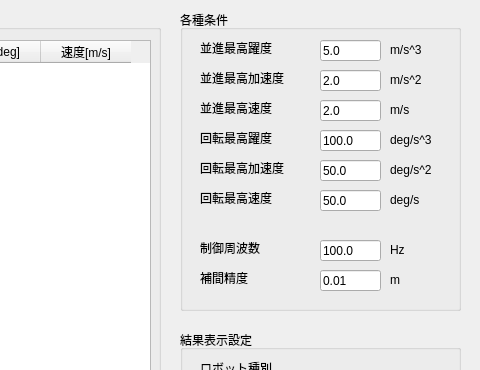
Old version of the form trajectory_generator/resources/trajectory_generator.ui in the repository surpace0924/simple_trajectory_generator_gui; both pictures show x 750 to 1230 and y 0 to 370 of the 1230 by 679 pixel window.
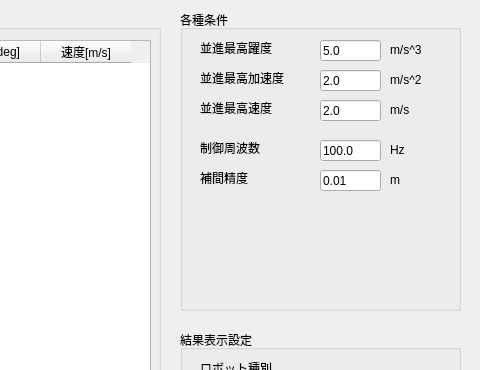
New version of the form.

Commit message: Refactor trajectory generation to use Minimum Jerk model

```diff
--- a/trajectory_generator/resources/trajectory_generator.ui
+++ b/trajectory_generator/resources/trajectory_generator.ui
@@ -364,7 +364,7 @@
      <property name="geometry">
       <rect>
        <x>20</x>
-       <y>230</y>
+       <y>130</y>
        <width>111</width>
        <height>16</height>
       </rect>
@@ -377,7 +377,7 @@
      <property name="geometry">
       <rect>
        <x>210</x>
-       <y>230</y>
+       <y>130</y>
        <width>51</width>
        <height>20</height>
       </rect>
@@ -390,7 +390,7 @@
      <property name="geometry">
       <rect>
        <x>140</x>
-       <y>230</y>
+       <y>130</y>
        <width>61</width>
        <height>21</height>
       </rect>
@@ -403,7 +403,7 @@
      <property name="geometry">
       <rect>
        <x>140</x>
-       <y>260</y>
+       <y>160</y>
        <width>61</width>
        <height>21</height>
       </rect>
@@ -416,7 +416,7 @@
      <property name="geometry">
       <rect>
        <x>210</x>
-       <y>260</y>
+       <y>160</y>
        <width>51</width>
        <height>20</height>
       </rect>
@@ -468,7 +468,7 @@
      <property name="geometry">
       <rect>
        <x>20</x>
-       <y>260</y>
+       <y>160</y>
        <width>111</width>
        <height>16</height>
       </rect>
@@ -477,123 +477,6 @@
       <string>補間精度</string>
      </property>
     </widget>
-    <widget class="QLineEdit" name="lineEdit_8">
-     <property name="geometry">
-      <rect>
-       <x>140</x>
-       <y>120</y>
-       <width>61</width>
-       <height>21</height>
-      </rect>
-     </property>
-     <property name="text">
-      <string>100.0</string>
-     </property>
-    </widget>
-    <widget class="QLineEdit" name="lineEdit_9">
-     <property name="geometry">
-      <rect>
-       <x>140</x>
-       <y>150</y>
-       <width>61</width>
-       <height>21</height>
-      </rect>
-     </property>
-     <property name="text">
-      <string>50.0</string>
-     </property>
-    </widget>
-    <widget class="QLabel" name="label_10">
-     <property name="geometry">
-      <rect>
-       <x>20</x>
-       <y>150</y>
-       <width>111</width>
-       <height>16</height>
-      </rect>
-     </property>
-     <property name="text">
-      <string>回転最高加速度</string>
-     </property>
-    </widget>
-    <widget class="QLabel" name="label_17">
-     <property name="geometry">
-      <rect>
-       <x>210</x>
-       <y>150</y>
-       <width>61</width>
-       <height>20</height>
-      </rect>
-     </property>
-     <property name="text">
-      <string>deg/s^2</string>
-     </property>
-    </widget>
-    <widget class="QLabel" name="label_11">
-     <property name="geometry">
-      <rect>
-       <x>20</x>
-       <y>120</y>
-       <width>111</width>
-       <height>16</height>
-      </rect>
-     </property>
-     <property name="text">
-      <string>回転最高躍度</string>
-     </property>
-    </widget>
-    <widget class="QLabel" name="label_12">
-     <property name="geometry">
-      <rect>
-       <x>210</x>
-       <y>120</y>
-       <width>61</width>
-       <height>20</height>
-      </rect>
-     </property>
-     <property name="text">
-      <string>deg/s^3</string>
-     </property>
-    </widget>
-    <widget class="QLineEdit" name="lineEdit_10">
-     <property name="geometry">
-      <rect>
-       <x>140</x>
-       <y>180</y>
-       <width>61</width>
-       <height>21</height>
-      </rect>
-     </property>
-     <property name="text">
-      <string>50.0</string>
-     </property>
-    </widget>
-    <widget class="QLabel" name="label_20">
-     <property name="geometry">
-      <rect>
-       <x>210</x>
-       <y>180</y>
-       <width>61</width>
-       <height>20</height>
-      </rect>
-     </property>
-     <property name="text">
-      <string>deg/s</string>
-     </property>
-    </widget>
-    <widget class="QLabel" name="label_13">
-     <property name="geometry">
-      <rect>
-       <x>20</x>
-       <y>180</y>
-       <width>111</width>
-       <height>16</height>
-      </rect>
-     </property>
-     <property name="text">
-      <string>回転最高速度</string>
-     </property>
-    </widget>
    </widget>
    <widget class="QGroupBox" name="groupBox_5">
     <property name="geometry">
```
Left out of the diff: 32 changed lines with no effect on the pictures. The commit also changes 6 other files.
